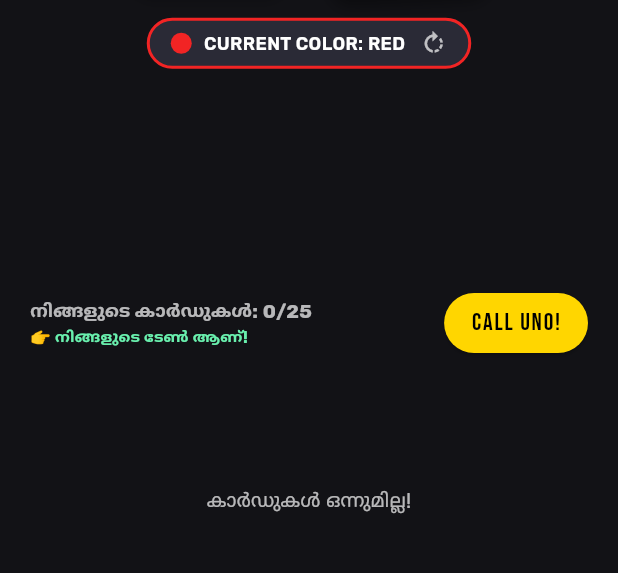
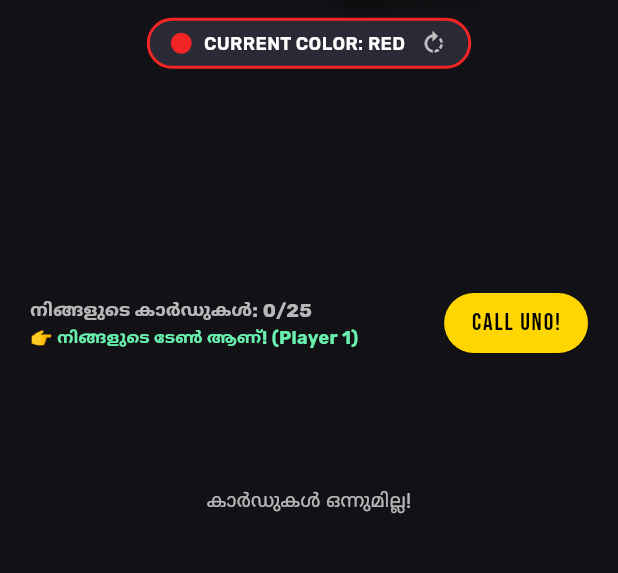
Before and after one commit to AbhinavS8158/UNO-NO-mercy, a Flutter app: the GameScreen screen opened directly, on a phone screen of 412 x 824 dp, the part 601-1174 px from its top. Run offline on Flutter 3.47's test engine with Material 3 defaults, Android fonts, the phone set to English and light mode, and no system bars; our stand-ins replace cloud_firestore, firebase_auth, firebase_core, google_fonts; missing offline and left inert: dart:js, dart:js_util; accounts and stored records are empty.

Commit message:
Show specific active player name in turn status banner and opponent bar

```diff
--- a/lib/views/game_board/game_screen.dart
+++ b/lib/views/game_board/game_screen.dart
@@ -69,6 +69,7 @@
   UnoCard? _selectedCard;
 
   // Active Real Opponents (Only players who actually joined this room!)
+  List<PlayerSummary> _allPlayers = [];
   List<PlayerSummary> _opponents = [];
   Set<String> _activeSpeakers = {};
 
@@ -107,6 +108,9 @@
         _pendingDrawCount = room.drawCountPending;
         _isClockwise = room.turnDirection == 1;
         _currentTurn = room.currentTurn;
+
+        // Keep full list of players in room
+        _allPlayers = room.players;
 
         // Filter out ME: Show ONLY real opponents who joined this room!
         _opponents = room.players.where((p) => p.id != _myUid).toList();
@@ -719,9 +723,35 @@
                 Column(
                   crossAxisAlignment: CrossAxisAlignment.start,
                   children: [
-                    Text(
-                      opp.name,
-                      style: const TextStyle(color: Colors.white, fontSize: 11, fontWeight: FontWeight.bold),
+                    Row(
+                      children: [
+                        Text(
+                          opp.name,
+                          style: TextStyle(
+                            color: isTurn ? UnoColors.yellow : Colors.white,
+                            fontSize: 11,
+                            fontWeight: FontWeight.bold,
+                          ),
+                        ),
+                        if (isTurn) ...[
+                          const SizedBox(width: 4),
+                          Container(
+                            padding: const EdgeInsets.symmetric(horizontal: 4, vertical: 1),
+                            decoration: BoxDecoration(
+                              color: UnoColors.yellow,
+                              borderRadius: BorderRadius.circular(4),
+                            ),
+                            child: const Text(
+                              'TURN',
+                              style: TextStyle(
+                                color: Colors.black,
+                                fontSize: 8,
+                                fontWeight: FontWeight.bold,
+                              ),
+                            ),
+                          ),
+                        ],
+                      ],
                     ),
                     Text(
                       '$count Cards ${isDanger ? '⚠️' : ''}',
@@ -743,6 +773,11 @@
 
   Widget _buildPlayerActionBar() {
     final isMyTurn = _currentTurn == _myUid || _currentTurn.isEmpty;
+    String turnPlayerName = widget.playerName;
+    if (!isMyTurn) {
+      final activeMatch = _allPlayers.where((p) => p.id == _currentTurn);
+      turnPlayerName = activeMatch.isNotEmpty ? activeMatch.first.name : 'Opponent';
+    }
 
     return Padding(
       padding: const EdgeInsets.symmetric(horizontal: 20, vertical: 4),
@@ -761,11 +796,13 @@
                 ),
               ),
               Text(
-                isMyTurn ? '👉 നിങ്ങളുടെ ടേൺ ആണ്!' : '⏳ എതിരാളിയുടെ ടേൺ...',
+                isMyTurn
+                    ? '👉 നിങ്ങളുടെ ടേൺ ആണ്! (${widget.playerName})'
+                    : '⏳ $turnPlayerName-ന്റെ ടേൺ ആണ്...',
                 style: TextStyle(
-                  color: isMyTurn ? Colors.greenAccent : Colors.white38,
-                  fontSize: 11,
-                  fontWeight: isMyTurn ? FontWeight.bold : FontWeight.normal,
+                  color: isMyTurn ? Colors.greenAccent : Colors.amberAccent,
+                  fontSize: 12,
+                  fontWeight: isMyTurn ? FontWeight.bold : FontWeight.w600,
                 ),
               ),
             ],
```
